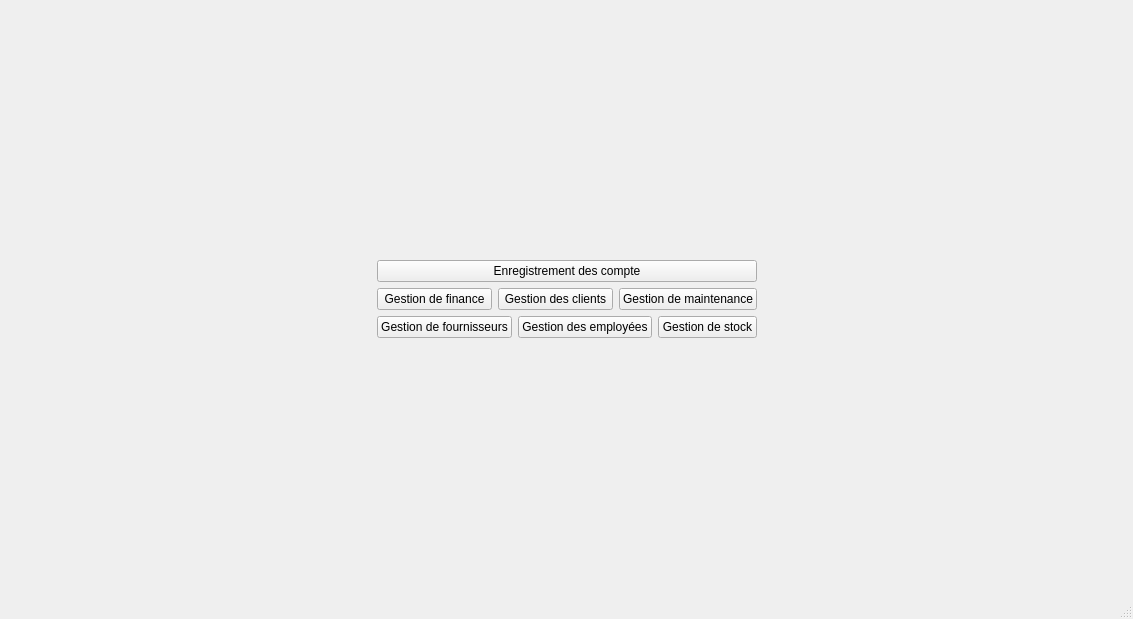
The window that mainwindow.ui (Khouini/Smart-Printing-Office-2A-Qt) describes before a commit, drawn with Qt 5.
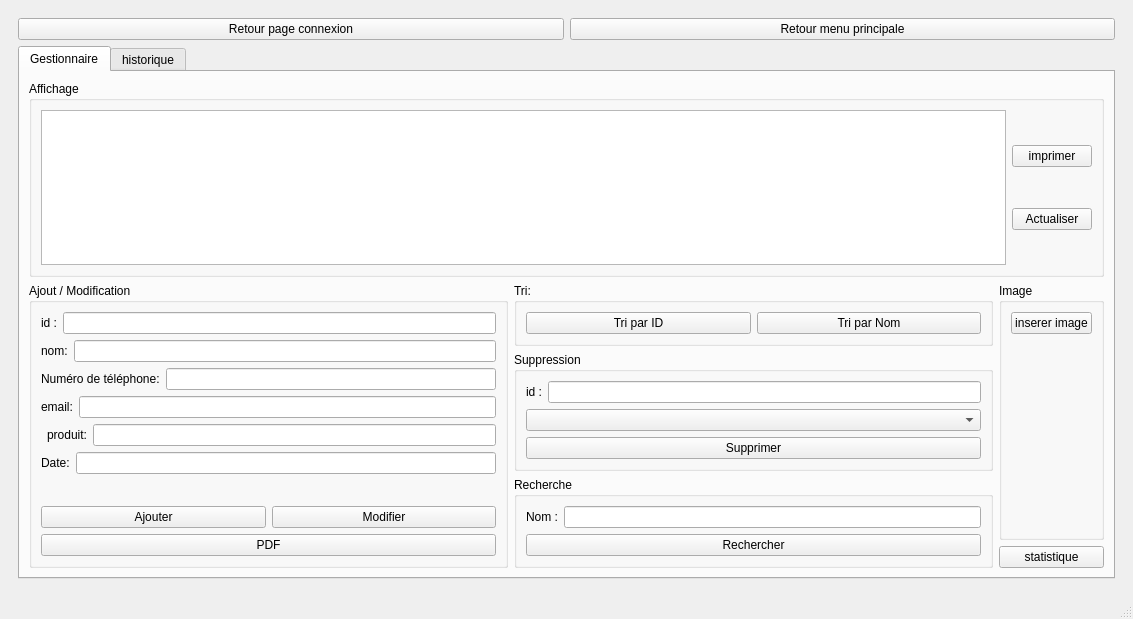
The same window after the commit. The open tabs and pages were chosen to show the change.

Diff of the .ui file:
```diff
--- a/mainwindow.ui
+++ b/mainwindow.ui
@@ -1867,6 +1867,355 @@
         </item>
        </layout>
       </widget>
+      <widget class="QWidget" name="page_6">
+       <layout class="QVBoxLayout" name="verticalLayout_78">
+        <item>
+         <layout class="QHBoxLayout" name="horizontalLayout_71">
+          <item>
+           <widget class="QPushButton" name="pushButton_RPGF_3">
+            <property name="text">
+             <string>Retour page connexion</string>
+            </property>
+           </widget>
+          </item>
+          <item>
+           <widget class="QPushButton" name="pushButton_RMPF_3">
+            <property name="text">
+             <string>Retour menu principale</string>
+            </property>
+           </widget>
+          </item>
+         </layout>
+        </item>
+        <item>
+         <widget class="QTabWidget" name="histo">
+          <property name="currentIndex">
+           <number>0</number>
+          </property>
+          <widget class="QWidget" name="tab_8">
+           <attribute name="title">
+            <string>Gestionnaire</string>
+           </attribute>
+           <layout class="QVBoxLayout" name="verticalLayout_69">
+            <item>
+             <widget class="QGroupBox" name="groupBox_25">
+              <property name="title">
+               <string>Affichage</string>
+              </property>
+              <layout class="QHBoxLayout" name="horizontalLayout_62">
+               <item>
+                <widget class="QTableView" name="tableViewAffichage_F"/>
+               </item>
+               <item>
+                <layout class="QVBoxLayout" name="verticalLayout_7">
+                 <item>
+                  <widget class="QPushButton" name="pushButton_6_F">
+                   <property name="text">
+                    <string>imprimer</string>
+                   </property>
+                  </widget>
+                 </item>
+                 <item>
+                  <widget class="QPushButton" name="pushButton_ActualiserHistorique_F">
+                   <property name="text">
+                    <string>Actualiser</string>
+                   </property>
+                  </widget>
+                 </item>
+                </layout>
+               </item>
+              </layout>
+             </widget>
+            </item>
+            <item>
+             <layout class="QHBoxLayout" name="horizontalLayout_63">
+              <item>
+               <widget class="QGroupBox" name="groupBox_2_F">
+                <property name="title">
+                 <string>Ajout / Modification</string>
+                </property>
+                <layout class="QVBoxLayout" name="verticalLayout_70">
+                 <item>
+                  <layout class="QFormLayout" name="formLayout">
+                   <item row="0" column="0" colspan="2">
+                    <layout class="QHBoxLayout" name="horizontalLayout_64">
+                     <item>
+                      <widget class="QLabel" name="label_28">
+                       <property name="text">
+                        <string>id :</string>
+                       </property>
+                      </widget>
+                     </item>
+                     <item>
+                      <widget class="QLineEdit" name="lineEdit_id_F"/>
+                     </item>
+                    </layout>
+                   </item>
+                   <item row="1" column="0" colspan="2">
+                    <layout class="QHBoxLayout" name="horizontalLayout_65">
+                     <item>
+                      <widget class="QLabel" name="label_F">
+                       <property name="text">
+                        <string>nom:</string>
+                       </property>
+                      </widget>
+                     </item>
+                     <item>
+                      <widget class="QLineEdit" name="lineEdit_nom_F"/>
+                     </item>
+                    </layout>
+                   </item>
+                   <item row="2" column="0" colspan="2">
+                    <layout class="QHBoxLayout" name="horizontalLayout_66">
+                     <item>
+                      <widget class="QLabel" name="label_5_F">
+                       <property name="text">
+                        <string>Numéro de téléphone:</string>
+                       </property>
+                      </widget>
+                     </item>
+                     <item>
+                      <widget class="QLineEdit" name="lineEdit_tel_F"/>
+                     </item>
+                    </layout>
+                   </item>
+                   <item row="3" column="0" colspan="2">
+                    <layout class="QHBoxLayout" name="horizontalLayout_67">
+                     <item>
+                      <widget class="QLabel" name="label_4_F">
+                       <property name="text">
+                        <string>email:</string>
+                       </property>
+                      </widget>
+                     </item>
+                     <item>
+                      <widget class="QLineEdit" name="lineEdit_email_F"/>
+                     </item>
+                    </layout>
+                   </item>
+                   <item row="4" column="1">
+                    <layout class="QHBoxLayout" name="horizontalLayout_68">
+                     <item>
+                      <widget class="QLabel" name="label_3_F">
+                       <property name="text">
+                        <string>produit:</string>
+                       </property>
+                      </widget>
+                     </item>
+                     <item>
+                      <widget class="QLineEdit" name="lineEdit_produit_F"/>
+                     </item>
+                    </layout>
+                   </item>
+                   <item row="5" column="0" colspan="2">
+                    <layout class="QHBoxLayout" name="horizontalLayout_F">
+                     <item>
+                      <widget class="QLabel" name="label_6_F">
+                       <property name="text">
+                        <string>Date:</string>
+                       </property>
+                      </widget>
+                     </item>
+                     <item>
+                      <widget class="QLineEdit" name="lineEdit_email_2_F"/>
+                     </item>
+                    </layout>
+                   </item>
+                  </layout>
+                 </item>
+                 <item>
+                  <layout class="QHBoxLayout" name="horizontalLayout_69">
+                   <item>
+                    <widget class="QPushButton" name="pushButton_Ajouter_F">
+                     <property name="text">
+                      <string>Ajouter</string>
+                     </property>
+                    </widget>
+                   </item>
+                   <item>
+                    <widget class="QPushButton" name="pushButton_Modifier_F">
+                     <property name="text">
+                      <string>Modifier</string>
+                     </property>
+                    </widget>
+                   </item>
+                  </layout>
+                 </item>
+                 <item>
+                  <widget class="QPushButton" name="pushButton_3_F">
+                   <property name="text">
+                    <string>PDF</string>
+                   </property>
+                  </widget>
+                 </item>
+                </layout>
+               </widget>
+              </item>
+              <item>
+               <layout class="QVBoxLayout" name="verticalLayout_71">
+                <item>
+                 <widget class="QGroupBox" name="groupBox_F">
+                  <property name="title">
+                   <string>Tri: </string>
+                  </property>
+                  <layout class="QVBoxLayout" name="verticalLayout_72">
+                   <item>
+                    <layout class="QHBoxLayout" name="horizontalLayout_9_F">
+                     <item>
+                      <widget class="QPushButton" name="pushButton_F">
+                       <property name="text">
+                        <string>Tri par ID</string>
+                       </property>
+                      </widget>
+                     </item>
+                     <item>
+                      <widget class="QPushButton" name="pushButton_2_F">
+                       <property name="text">
+                        <string>Tri par Nom</string>
+                       </property>
+                      </widget>
+                     </item>
+                    </layout>
+                   </item>
+                  </layout>
+                 </widget>
+                </item>
+                <item>
+                 <widget class="QGroupBox" name="groupBox_26">
+                  <property name="title">
+                   <string>Suppression</string>
+                  </property>
+                  <layout class="QVBoxLayout" name="verticalLayout_73">
+                   <item>
+                    <layout class="QVBoxLayout" name="verticalLayout_74">
+                     <item>
+                      <layout class="QHBoxLayout" name="horizontalLayout_F_2">
+                       <item>
+                        <widget class="QLabel" name="label_7_F">
+                         <property name="text">
+                          <string>id :</string>
+                         </property>
+                        </widget>
+                       </item>
+                       <item>
+                        <widget class="QLineEdit" name="lineEdit_id_suppression_F"/>
+                       </item>
+                      </layout>
+                     </item>
+                     <item>
+                      <widget class="QComboBox" name="comboBoxSup_F"/>
+                     </item>
+                     <item>
+                      <widget class="QPushButton" name="pushButton_Supprimer_F">
+                       <property name="text">
+                        <string>Supprimer</string>
+                       </property>
+                      </widget>
+                     </item>
+                    </layout>
+                   </item>
+                  </layout>
+                 </widget>
+                </item>
+                <item>
+                 <widget class="QGroupBox" name="groupBox_5_F">
+                  <property name="title">
+                   <string>Recherche</string>
+                  </property>
+                  <layout class="QVBoxLayout" name="verticalLayout_75">
+                   <item>
+                    <layout class="QVBoxLayout" name="verticalLayout_4_F">
+                     <item>
+                      <layout class="QHBoxLayout" name="horizontalLayout_11_F">
+                       <item>
+                        <widget class="QLabel" name="label_9_F">
+                         <property name="text">
+                          <string>Nom :</string>
+                         </property>
+                        </widget>
+                       </item>
+                       <item>
+                        <widget class="QLineEdit" name="lineEdit_nom_recherche_F"/>
+                       </item>
+                      </layout>
+                     </item>
+                     <item>
+                      <widget class="QPushButton" name="pushButton_chercher_F">
+                       <property name="text">
+                        <string>Rechercher</string>
+                       </property>
+                      </widget>
+                     </item>
+                    </layout>
+                   </item>
+                  </layout>
+                 </widget>
+                </item>
+               </layout>
+              </item>
+              <item>
+               <layout class="QVBoxLayout" name="verticalLayout_76">
+                <item>
+                 <widget class="QGroupBox" name="groupBox_27">
+                  <property name="title">
+                   <string>Image</string>
+                  </property>
+                  <layout class="QVBoxLayout" name="verticalLayout_77">
+                   <item>
+                    <widget class="QPushButton" name="pb_image_F">
+                     <property name="text">
+                      <string>inserer image</string>
+                     </property>
+                    </widget>
+                   </item>
+                   <item>
+                    <widget class="QLabel" name="label_pic_F">
+                     <property name="text">
+                      <string/>
+                     </property>
+                    </widget>
+                   </item>
+                  </layout>
+                 </widget>
+                </item>
+                <item>
+                 <widget class="QPushButton" name="pushButton_4_F">
+                  <property name="text">
+                   <string>statistique</string>
+                  </property>
+                 </widget>
+                </item>
+               </layout>
+              </item>
+             </layout>
+            </item>
+           </layout>
+          </widget>
+          <widget class="QWidget" name="tab_2_F">
+           <attribute name="title">
+            <string>historique</string>
+           </attribute>
+           <layout class="QHBoxLayout" name="horizontalLayout_70">
+            <item>
+             <layout class="QVBoxLayout" name="verticalLayout_3_F">
+              <item>
+               <widget class="QTableView" name="view_histo_F"/>
+              </item>
+             </layout>
+            </item>
+            <item>
+             <widget class="QPushButton" name="pushButton_Actualiser_F">
+              <property name="text">
+               <string>Actualiser</string>
+              </property>
+             </widget>
+            </item>
+           </layout>
+          </widget>
+         </widget>
+        </item>
+       </layout>
+      </widget>
      </widget>
     </item>
    </layout>
```
Left out of the diff: 2 changed lines with no effect on the pictures.
